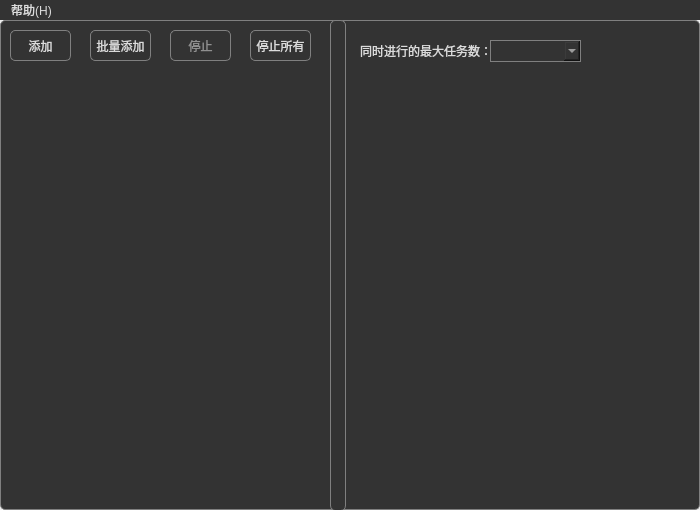
The window that samples/networktool/networktool.ui (VilasWang/QtMultiThreadNetwork-master) describes before a commit, drawn with Qt 5.
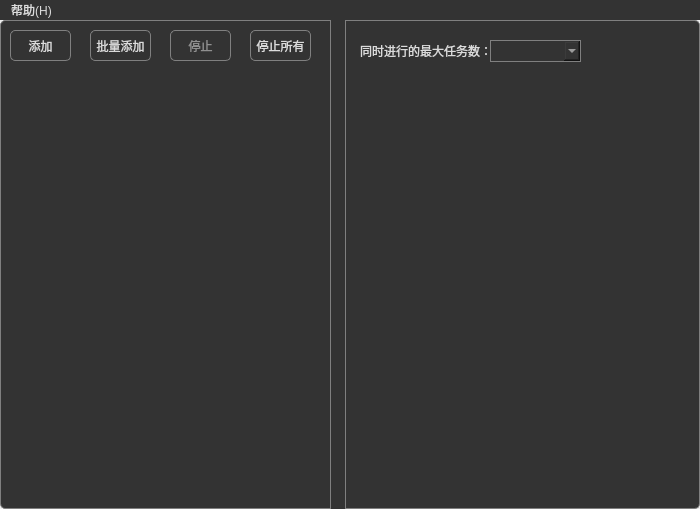
The same window after the commit. Icons and pictures are not drawn.

The edit to the form file:
```diff
--- a/samples/networktool/networktool.ui
+++ b/samples/networktool/networktool.ui
@@ -7,7 +7,7 @@
     <x>0</x>
     <y>0</y>
     <width>700</width>
-    <height>510</height>
+    <height>509</height>
    </rect>
   </property>
   <property name="sizePolicy">
@@ -174,9 +174,9 @@
     <property name="geometry">
      <rect>
       <x>330</x>
-      <y>0</y>
+      <y>-10</y>
       <width>16</width>
-      <height>491</height>
+      <height>511</height>
      </rect>
     </property>
     <property name="orientation">
```
